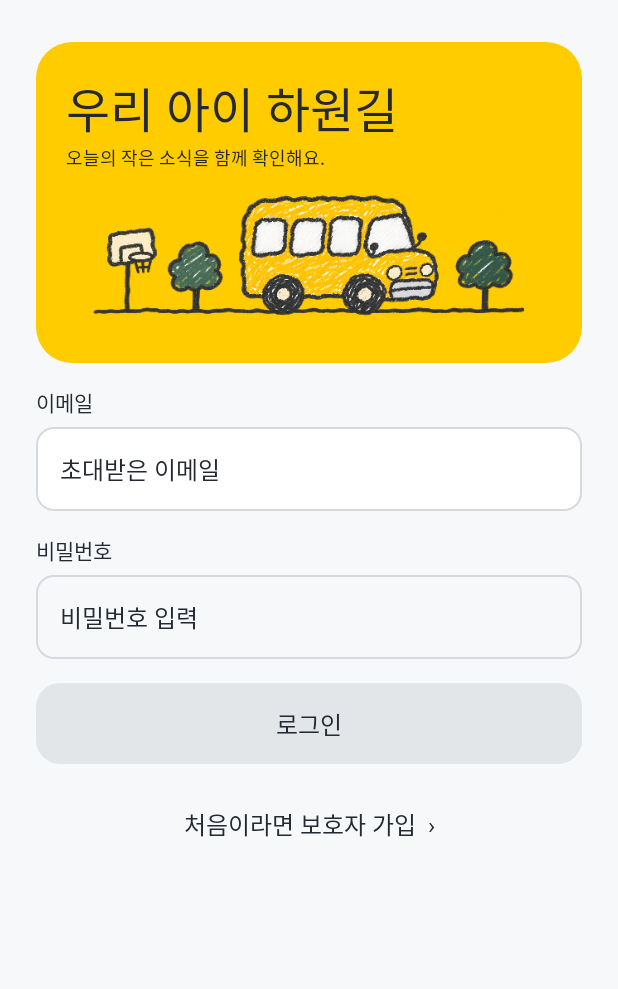
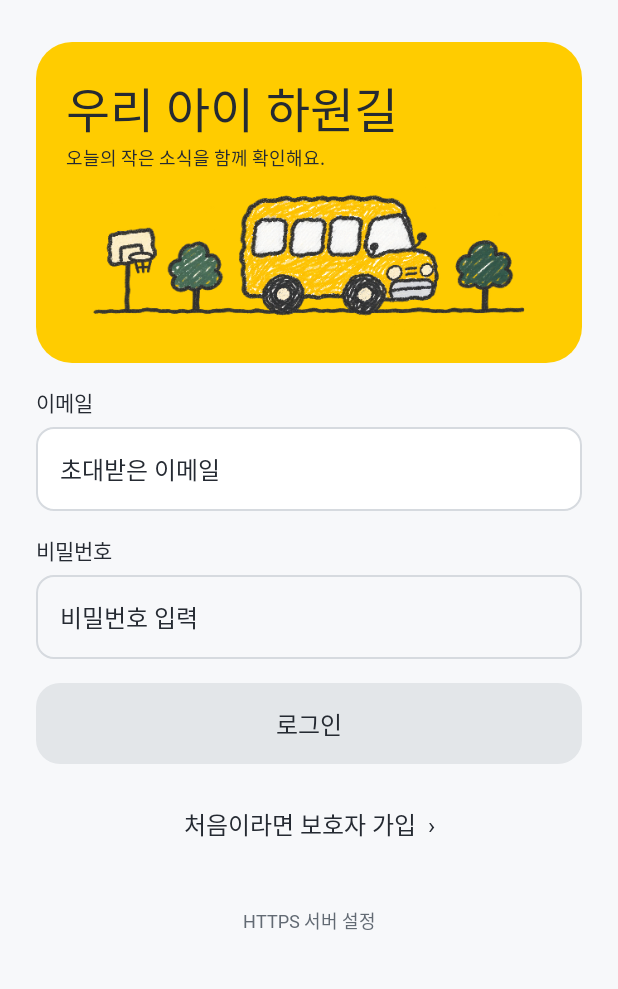
Before and after one commit to Hyundai-Mobility-Challenge/TayoTayo-parent, an Android app built with Jetpack Compose: the screen it shows after launch (MainActivity), on a phone screen of 412 x 824 dp, the part 162-1151 px from its top. Run offline under Robolectric (Android 15) with nearby library versions, the phone set to English and light mode, and no system bars; our stand-ins replace Dagger/Hilt's generated code; libraries missing offline, so code that uses them is left out: coil.decode, com.hanhyo.shuttle; pictures from the network do not load; Roboto replaces fonts that are not available here; 1 statement that could not run was skipped.

Commit message:
보호자 릴리스 앱에서 등원 시연 HTTPS 서버 연결

```diff
--- a/parent/src/main/java/com/hanhyo/shuttle/parent/AuthScreen.kt
+++ b/parent/src/main/java/com/hanhyo/shuttle/parent/AuthScreen.kt
@@ -58,18 +58,20 @@ import androidx.compose.ui.unit.sp
             if(ui.busy) LinearProgressIndicator(Modifier.fillMaxWidth())
             if(ui.message.isNotBlank()) Text(ui.message,Modifier.testTag("parent-message"),style=MaterialTheme.typography.bodySmall,color=Majung.Secondary)
             NoteButton(if(join) if(verification.isBlank()) "인증번호 받기" else "인증하고 가입" else "로그인",
-                enabled=!ui.busy&&email.isNotBlank()&&password.length>=8&&(!join||name.isNotBlank()),modifier=Modifier.testTag("parent-auth")) {
+                enabled=!ui.busy&&server.isNotBlank()&&email.isNotBlank()&&password.length>=8&&(!join||name.isNotBlank()),modifier=Modifier.testTag("parent-auth")) {
                 vm.dispatch(ParentIntent.Authenticate(join,server,name,email.trim(),password,verification))
             }
             TextButton(onClick={join=!join},modifier=Modifier.align(Alignment.CenterHorizontally),enabled=!ui.busy) {
                 Text(if(join) "이미 계정이 있어요 · 로그인" else "처음이라면 보호자 가입  ›",color=Majung.Text)
             }
-            if(BuildConfig.DEBUG) TextButton(onClick={settings=true},modifier=Modifier.align(Alignment.CenterHorizontally)) { Text("개발 서버 설정",style=MaterialTheme.typography.bodySmall,color=Majung.Secondary) }
+            TextButton(onClick={settings=true},modifier=Modifier.align(Alignment.CenterHorizontally),enabled=!ui.busy) {
+                Text(if (BuildConfig.DEBUG) "개발 서버 설정" else "HTTPS 서버 설정",style=MaterialTheme.typography.bodySmall,color=Majung.Secondary)
+            }
             if(BuildConfig.DEBUG) TextButton(onClick={context.startActivity(android.content.Intent().setClassName(context,"com.hanhyo.shuttle.parent.DesignPreviewActivity"))},modifier=Modifier.align(Alignment.CenterHorizontally)) { Text("디자인 미리보기 · 시연 데이터",style=MaterialTheme.typography.bodySmall,color=Majung.Secondary) }
         }
     }
-    if(settings) AlertDialog(onDismissRequest={settings=false},title={Text("개발 서버")},text={
-        NoteField(server,{server=it},"API 주소","http://10.0.2.2:8080",Modifier.testTag("parent-server"),keyboardType=KeyboardType.Uri)
+    if(settings) AlertDialog(onDismissRequest={settings=false},title={Text(if (BuildConfig.DEBUG) "개발 서버" else "HTTPS 서버")},text={
+        NoteField(server,{server=it},"API 주소",if (BuildConfig.DEBUG) "http://10.0.2.2:8080" else "https://demo.example.com",Modifier.testTag("parent-server"),keyboardType=KeyboardType.Uri)
     },confirmButton={TextButton(onClick={settings=false}) { Text("적용",color=Majung.Text) }})
 }
 
--- a/parent/src/main/java/com/hanhyo/shuttle/parent/ParentModel.kt
+++ b/parent/src/main/java/com/hanhyo/shuttle/parent/ParentModel.kt
@@ -33,7 +33,7 @@ class ParentModel @Inject constructor(app: Application, private val repository:
         request = { path, body, method -> request(path, body, method) })
     private val workMutex = Mutex()
     private val _uiState = MutableStateFlow(ParentUiState(
-        base = prefs.getString("base", "http://192.168.33.128:8080")!!,
+        base = prefs.getString("base", null) ?: defaultApiOrigin,
         loggedIn = prefs.contains("token")))
     val uiState: StateFlow<ParentUiState> = _uiState.asStateFlow()
     var base: String
@@ -81,7 +81,7 @@ class ParentModel @Inject constructor(app: Application, private val repository:
     private fun putChildTools(id: String, value: JSONObject) { _uiState.update { it.copy(childTools = it.childTools + (id to value)) } }
 
     init {
-        viewModelScope.launch {
+        if (BuildConfig.DEBUG) viewModelScope.launch {
             runCatching {
                 val saved = settings.serverUrl.first()
                 if (saved != null) { base = saved; prefs.edit().putString("base", saved).apply() }
@@ -176,7 +176,7 @@ class ParentModel @Inject constructor(app: Application, private val repository:
 
     fun authenticate(join: Boolean, server: String, name: String, email: String, password: String, verificationCode: String = "") = work {
         base = Api.base(server, BuildConfig.DEBUG)
-        settings.setServerUrl(base)
+        if (BuildConfig.DEBUG) settings.setServerUrl(base)
         prefs.edit().putString("base", base).apply()
         if (join) {
             if (verificationCode.isBlank()) {
--- a/parent/src/main/java/com/hanhyo/shuttle/parent/ParentState.kt
+++ b/parent/src/main/java/com/hanhyo/shuttle/parent/ParentState.kt
@@ -3,9 +3,12 @@ package com.hanhyo.shuttle.parent
 import org.json.JSONArray
 import org.json.JSONObject
 
+internal val defaultApiOrigin: String
+    get() = if (BuildConfig.DEBUG) "http://10.0.2.2:8080" else BuildConfig.DEFAULT_API_ORIGIN
+
 /** Immutable snapshots. JSON values are compatibility adapters for the existing form UI. */
 data class ParentUiState(
-    val base: String = "http://192.168.33.128:8080",
+    val base: String = defaultApiOrigin,
     val loggedIn: Boolean = false,
     val busy: Boolean = false,
     val foreground: Boolean = false,
--- a/parent/src/main/java/com/hanhyo/shuttle/parent/TayoTayoApplication.kt
+++ b/parent/src/main/java/com/hanhyo/shuttle/parent/TayoTayoApplication.kt
@@ -4,10 +4,24 @@ import android.app.Application
 import coil.ImageLoader
 import coil.ImageLoaderFactory
 import coil.decode.SvgDecoder
+import com.hanhyo.shuttle.net.Api
 import dagger.hilt.android.HiltAndroidApp
 
 @HiltAndroidApp
 class TayoTayoApplication : Application(), ImageLoaderFactory {
+    override fun onCreate() {
+        super.onCreate()
+        if (BuildConfig.DEBUG) return
+        val session = Push.prefs(this)
+        val saved = session.getString("base", null)
+        val invalidOrigin = saved != null && runCatching { Api.base(saved, false) }.isFailure
+        val tokenWithoutOrigin = saved == null && session.contains("token")
+        if (invalidOrigin || tokenWithoutOrigin) {
+            // A session issued by the old HTTP server cannot be moved to an HTTPS server.
+            session.edit().clear().apply()
+        }
+    }
+
     override fun newImageLoader(): ImageLoader = ImageLoader.Builder(this)
         .components { add(SvgDecoder.Factory()) }.build()
 }
```
Also changed, not shown: parent/build.gradle.kts (+12 -2 lines), 1 other file.
